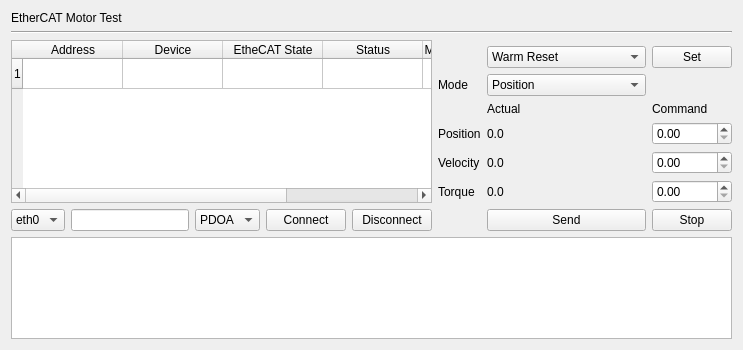
Old version of the form rqt_ethercat_test_plugin/ui/rqt_ethercat_test_plugin/rqt_ethercat_test_plugin_widget.ui in the repository ShunyaoWang/ros_ethercat.
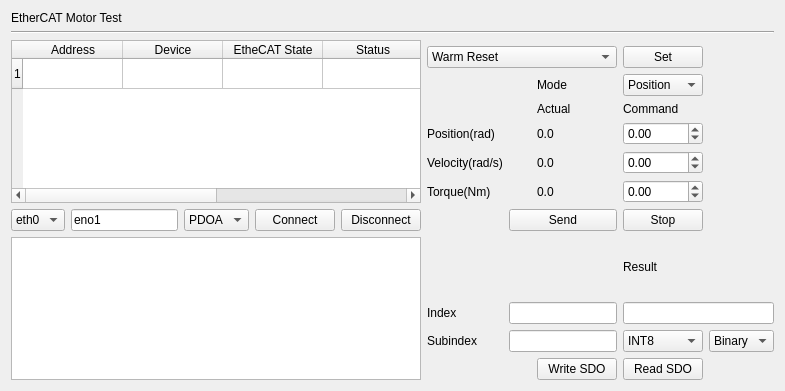
New version of the form. Icons and pictures are not drawn.

What changed in the file:
```diff
--- a/rqt_ethercat_test_plugin/ui/rqt_ethercat_test_plugin/rqt_ethercat_test_plugin_widget.ui
+++ b/rqt_ethercat_test_plugin/ui/rqt_ethercat_test_plugin/rqt_ethercat_test_plugin_widget.ui
@@ -6,22 +6,22 @@
    <rect>
     <x>0</x>
     <y>0</y>
-    <width>743</width>
-    <height>350</height>
+    <width>785</width>
+    <height>391</height>
    </rect>
   </property>
   <property name="windowTitle">
    <string>Form</string>
   </property>
   <layout class="QGridLayout" name="gridLayout">
-   <item row="0" column="0" colspan="3">
+   <item row="0" column="0" colspan="2">
     <widget class="QLabel" name="label">
      <property name="text">
       <string>EtherCAT Motor Test</string>
      </property>
     </widget>
    </item>
-   <item row="1" column="0" colspan="8">
+   <item row="1" column="0" colspan="10">
     <widget class="Line" name="line">
      <property name="orientation">
       <enum>Qt::Horizontal</enum>
@@ -69,7 +69,7 @@
      </column>
     </widget>
    </item>
-   <item row="3" column="6">
+   <item row="3" column="5" colspan="3">
     <widget class="QComboBox" name="control_word">
      <item>
       <property name="text">
@@ -118,7 +118,7 @@
      </item>
     </widget>
    </item>
-   <item row="3" column="7">
+   <item row="3" column="8">
     <widget class="QPushButton" name="set_mode">
      <property name="whatsThis">
       <string>&lt;html&gt;&lt;head/&gt;&lt;body&gt;&lt;p&gt;&lt;br/&gt;&lt;/p&gt;&lt;/body&gt;&lt;/html&gt;</string>
@@ -131,50 +131,7 @@
      </property>
     </widget>
    </item>
-   <item row="4" column="5">
-    <widget class="QLabel" name="label_4">
-     <property name="text">
-      <string>Mode</string>
-     </property>
-    </widget>
-   </item>
-   <item row="4" column="6">
-    <widget class="QComboBox" name="mode_of_operation">
-     <item>
-      <property name="text">
-       <string>Position</string>
-      </property>
-     </item>
-     <item>
-      <property name="text">
-       <string>Velocity</string>
-      </property>
-     </item>
-     <item>
-      <property name="text">
-       <string>Torque</string>
-      </property>
-     </item>
-     <item>
-      <property name="text">
-       <string>Freeze</string>
-      </property>
-     </item>
-     <item>
-      <property name="text">
-       <string>Disable</string>
-      </property>
-     </item>
-    </widget>
-   </item>
-   <item row="5" column="6">
-    <widget class="QLabel" name="label_2">
-     <property name="text">
-      <string>Actual</string>
-     </property>
-    </widget>
-   </item>
-   <item row="5" column="7">
+   <item row="5" column="8">
     <widget class="QLabel" name="label_3">
      <property name="text">
       <string>Command</string>
@@ -184,32 +141,59 @@
    <item row="6" column="5">
     <widget class="QLabel" name="label_5">
      <property name="text">
-      <string>Position</string>
+      <string>Position(rad)</string>
      </property>
     </widget>
    </item>
-   <item row="6" column="7">
-    <widget class="QDoubleSpinBox" name="desired_position"/>
+   <item row="6" column="8">
+    <widget class="QDoubleSpinBox" name="desired_position">
+     <property name="minimum">
+      <double>-100.000000000000000</double>
+     </property>
+     <property name="singleStep">
+      <double>0.100000000000000</double>
+     </property>
+    </widget>
    </item>
    <item row="7" column="5">
     <widget class="QLabel" name="label_6">
      <property name="text">
-      <string>Velocity</string>
+      <string>Velocity(rad/s)</string>
      </property>
     </widget>
    </item>
-   <item row="7" column="7">
-    <widget class="QDoubleSpinBox" name="desired_velocity"/>
+   <item row="7" column="8">
+    <widget class="QDoubleSpinBox" name="desired_velocity">
+     <property name="minimum">
+      <double>-160.000000000000000</double>
+     </property>
+     <property name="maximum">
+      <double>160.000000000000000</double>
+     </property>
+     <property name="singleStep">
+      <double>0.100000000000000</double>
+     </property>
+    </widget>
    </item>
    <item row="8" column="5">
     <widget class="QLabel" name="label_7">
      <property name="text">
-      <string>Torque</string>
+      <string>Torque(Nm)</string>
      </property>
     </widget>
    </item>
-   <item row="8" column="7">
-    <widget class="QDoubleSpinBox" name="desired_torque"/>
+   <item row="8" column="8">
+    <widget class="QDoubleSpinBox" name="desired_torque">
+     <property name="minimum">
+      <double>-100.000000000000000</double>
+     </property>
+     <property name="maximum">
+      <double>100.000000000000000</double>
+     </property>
+     <property name="singleStep">
+      <double>0.100000000000000</double>
+     </property>
+    </widget>
    </item>
    <item row="9" column="0">
     <widget class="QComboBox" name="ethernet_port">
@@ -221,7 +205,11 @@
     </widget>
    </item>
    <item row="9" column="1">
-    <widget class="QLineEdit" name="ethernet_port_input"/>
+    <widget class="QLineEdit" name="ethernet_port_input">
+     <property name="text">
+      <string>eno1</string>
+     </property>
+    </widget>
    </item>
    <item row="9" column="2">
     <widget class="QComboBox" name="pdo_type">
@@ -261,44 +249,196 @@
      </property>
     </widget>
    </item>
-   <item row="9" column="6">
+   <item row="9" column="6" colspan="2">
     <widget class="QPushButton" name="send">
      <property name="text">
       <string>Send</string>
      </property>
     </widget>
    </item>
-   <item row="9" column="7">
+   <item row="9" column="8">
     <widget class="QPushButton" name="stop">
      <property name="text">
       <string>Stop</string>
      </property>
     </widget>
    </item>
-   <item row="10" column="0" colspan="8">
+   <item row="10" column="0" rowspan="4" colspan="5">
     <widget class="QTextBrowser" name="info_display"/>
    </item>
-   <item row="6" column="6">
+   <item row="10" column="8">
+    <widget class="QLabel" name="label_10">
+     <property name="text">
+      <string>Result</string>
+     </property>
+    </widget>
+   </item>
+   <item row="11" column="5">
+    <widget class="QLabel" name="label_8">
+     <property name="text">
+      <string>Index</string>
+     </property>
+    </widget>
+   </item>
+   <item row="11" column="6" colspan="2">
+    <widget class="QLineEdit" name="CoEIndex"/>
+   </item>
+   <item row="11" column="8" colspan="2">
+    <widget class="QLineEdit" name="SDOResult"/>
+   </item>
+   <item row="12" column="5">
+    <widget class="QLabel" name="label_9">
+     <property name="text">
+      <string>Subindex</string>
+     </property>
+    </widget>
+   </item>
+   <item row="12" column="6" colspan="2">
+    <widget class="QLineEdit" name="CoESubIndex">
+     <property name="maximumSize">
+      <size>
+       <width>150</width>
+       <height>16777215</height>
+      </size>
+     </property>
+    </widget>
+   </item>
+   <item row="12" column="8">
+    <widget class="QComboBox" name="SDOType">
+     <item>
+      <property name="text">
+       <string>INT8</string>
+      </property>
+     </item>
+     <item>
+      <property name="text">
+       <string>INT16</string>
+      </property>
+     </item>
+     <item>
+      <property name="text">
+       <string>INT32</string>
+      </property>
+     </item>
+     <item>
+      <property name="text">
+       <string>UINT8</string>
+      </property>
+     </item>
+     <item>
+      <property name="text">
+       <string>UINT16</string>
+      </property>
+     </item>
+     <item>
+      <property name="text">
+       <string>UINT32</string>
+      </property>
+     </item>
+     <item>
+      <property name="text">
+       <string>STRING</string>
+      </property>
+     </item>
+    </widget>
+   </item>
+   <item row="12" column="9">
+    <widget class="QComboBox" name="number_system">
+     <item>
+      <property name="text">
+       <string>Binary</string>
+      </property>
+     </item>
+     <item>
+      <property name="text">
+       <string>Hex</string>
+      </property>
+     </item>
+     <item>
+      <property name="text">
+       <string>Dec</string>
+      </property>
+     </item>
+    </widget>
+   </item>
+   <item row="13" column="7">
+    <widget class="QPushButton" name="writeSDO">
+     <property name="text">
+      <string>Write SDO</string>
+     </property>
+    </widget>
+   </item>
+   <item row="13" column="8">
+    <widget class="QPushButton" name="readSDO">
+     <property name="text">
+      <string>Read SDO</string>
+     </property>
+    </widget>
+   </item>
+   <item row="4" column="7">
+    <widget class="QLabel" name="label_4">
+     <property name="text">
+      <string>Mode</string>
+     </property>
+    </widget>
+   </item>
+   <item row="5" column="7">
+    <widget class="QLabel" name="label_2">
+     <property name="text">
+      <string>Actual</string>
+     </property>
+    </widget>
+   </item>
+   <item row="6" column="7">
     <widget class="QLabel" name="actual_position">
      <property name="text">
       <string>0.0</string>
      </property>
     </widget>
    </item>
-   <item row="7" column="6">
+   <item row="7" column="7">
     <widget class="QLabel" name="actual_velocity">
      <property name="text">
       <string>0.0</string>
      </property>
     </widget>
    </item>
-   <item row="8" column="6">
+   <item row="8" column="7">
     <widget class="QLabel" name="actual_torque">
      <property name="text">
       <string>0.0</string>
      </property>
     </widget>
    </item>
+   <item row="4" column="8">
+    <widget class="QComboBox" name="mode_of_operation">
+     <item>
+      <property name="text">
+       <string>Position</string>
+      </property>
+     </item>
+     <item>
+      <property name="text">
+       <string>Velocity</string>
+      </property>
+     </item>
+     <item>
+      <property name="text">
+       <string>Torque</string>
+      </property>
+     </item>
+     <item>
+      <property name="text">
+       <string>Freeze</string>
+      </property>
+     </item>
+     <item>
+      <property name="text">
+       <string>Disable</string>
+      </property>
+     </item>
+    </widget>
+   </item>
   </layout>
  </widget>
  <resources/>
```
Left out of the diff: 2 changed lines with no effect on the pictures.
